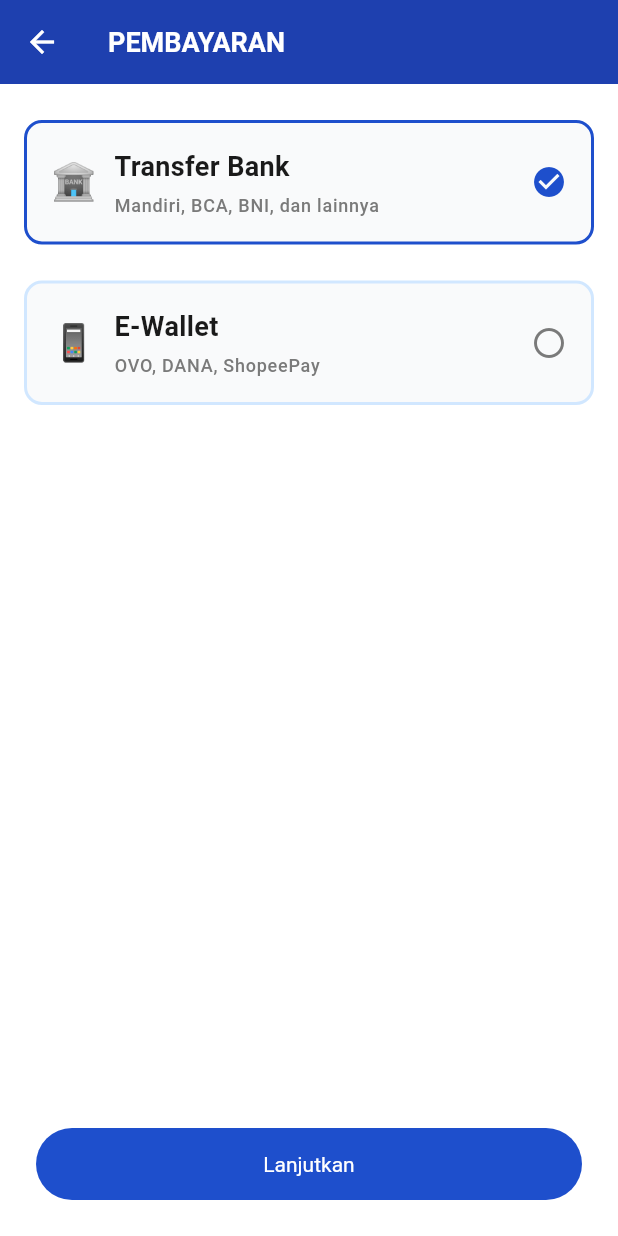
After one commit to Arnold231110087/TugasFrontEndMobile, a Flutter app: the BankPage screen opened directly, after a tap on "Transfer Bank", on a phone screen of 412 x 824 dp. The commit adds this screen. Run offline on Flutter 3.47's test engine with Material 3 defaults, Android fonts, the phone set to English and light mode, and no system bars; our stand-ins replace shared_preferences; accounts and stored records are empty.

Commit message:
Bank page is done

```diff
--- a/lib/components/chat_bubble_component.dart
+++ b/lib/components/chat_bubble_component.dart
@@ -1,6 +1,7 @@
 import 'package:flutter/material.dart';
 import 'package:provider/provider.dart';
 import '../providers/theme_provider.dart';
+import '../pages/bank_page.dart';
 import '../utils/rupiah_format.dart';
 
 class ChatBubble extends StatefulWidget {
@@ -63,7 +64,7 @@ class _ChatBubbleState extends State<ChatBubble> {
                 text: 'menolak',
                 style: TextStyle(
                   fontWeight: FontWeight.bold,
-                  color: Colors.red,
+                  color: Colors.red.shade800,
                 ),
               ),
               TextSpan(text: ' transaksi dari '),
@@ -142,7 +143,7 @@ class _ChatBubbleState extends State<ChatBubble> {
                                   alignment: Alignment.center,
                                   decoration: BoxDecoration(
                                     borderRadius: BorderRadius.circular(8),
-                                    color: Colors.red,
+                                    color: Colors.red.shade800,
                                   ),
                                   child: Text('Tolak', style: theme.textTheme.displayMedium),
                               ),
@@ -151,10 +152,17 @@ class _ChatBubbleState extends State<ChatBubble> {
                           const SizedBox(width: 8),
                           Expanded(
                             child: GestureDetector(
-                              onTap: () {
-                                setState(() {
-                                  chat['type'] = 'accepted';
-                                });
+                              onTap: () async {
+                                final bool? payed = await Navigator.push(
+                                  context,
+                                  MaterialPageRoute(builder: (_) => const BankPage()),
+                                );
+
+                                if (payed == true) {
+                                  setState(() {
+                                    chat['type'] = 'accepted';
+                                  });
+                                }
                               },
                               child: Container(
                                 padding: const EdgeInsets.symmetric(vertical: 8),
--- a/lib/main.dart
+++ b/lib/main.dart
@@ -77,9 +77,9 @@ class MyApp extends StatelessWidget {
           displayLarge: TextStyle(color: Color(0xFFE0E0E0), fontSize: 18),
           displayMedium: TextStyle(color: Color(0xFFE0E0E0), fontSize: 14),
           displaySmall: TextStyle(color: Color(0xFFE0E0E0), fontSize: 12),
-          headlineLarge: TextStyle(color: Color(0xFF8AB4F8), fontSize: 18),
-          headlineMedium: TextStyle(color: Color(0xFF8AB4F8), fontSize: 14),
-          headlineSmall: TextStyle(color: Color(0xFF8AB4F8), fontSize: 12),
+          headlineLarge: TextStyle(color: Color(0xFF5A8CD1), fontSize: 18),
+          headlineMedium: TextStyle(color: Color(0xFF5A8CD1), fontSize: 14),
+          headlineSmall: TextStyle(color: Color(0xFF5A8CD1), fontSize: 12),
           bodyLarge: TextStyle(color: Color(0xFFE0E0E0), fontSize: 18),
           bodyMedium: TextStyle(color: Color(0xFFE0E0E0), fontSize: 14),
           bodySmall: TextStyle(color: Color(0xFFE0E0E0), fontSize: 12),
--- /dev/null
+++ b/lib/pages/bank_page.dart
@@ -0,0 +1,152 @@
+import 'package:flutter/material.dart';
+// import 'payment_detail_page.dart';
+
+class BankPage extends StatefulWidget {
+  const BankPage({super.key});
+
+  @override
+  State<BankPage> createState() => _BankPageState();
+}
+
+class _BankPageState extends State<BankPage> {
+  String selectedPayment = '';
+
+  final List<Map<String, dynamic>> payments = [
+    {
+      'name': 'Transfer Bank',
+      'icon': '🏦',
+      'description': 'Mandiri, BCA, BNI, dan lainnya',
+      'options': [
+        {'name': 'BCA Mobile', 'icon': 'images/bca.png', 'url': 'https://www.bca.co.id'},
+        {'name': 'BNI M-Banking', 'icon': 'images/bni.png', 'url': 'https://www.bni.co.id'},
+        {'name': 'BRI Mobile', 'icon': 'images/bri.png', 'url': 'https://www.bri.co.id'},
+        {'name': 'Mandiri', 'icon': 'images/mandiri.png', 'url': 'https://www.bankmandiri.co.id'},
+      ],
+    },
+    {
+      'name': 'E-Wallet',
+      'icon': '📱',
+      'description': 'OVO, DANA, ShopeePay',
+      'options': [
+        {'name': 'OVO', 'icon': 'images/ovo.png', 'url': 'https://www.ovo.id'},
+        {'name': 'Dana', 'icon': 'images/dana.png', 'url': 'https://www.dana.id'},
+        {'name': 'Shopee Pay', 'icon': 'images/shopeepay.png', 'url': 'https://shopee.co.id'},
+      ],
+    },
+  ];
+
+  @override
+  Widget build(BuildContext context) {
+    final ThemeData theme = Theme.of(context);
+
+    return Scaffold(
+      backgroundColor: theme.scaffoldBackgroundColor,
+      appBar: AppBar(
+        automaticallyImplyLeading: true,
+        title: Text(
+          'PEMBAYARAN',
+          style: TextStyle(
+            fontWeight: FontWeight.bold,
+            fontSize: theme.textTheme.displayLarge!.fontSize,
+            color: theme.textTheme.displayLarge!.color,
+          ),
+        ),
+      ),
+      body: Column(
+        children: [
+          Expanded(
+            child: ListView.separated(
+              padding: const EdgeInsets.symmetric(
+                horizontal: 16,
+                vertical: 24,
+              ),
+              itemCount: payments.length,
+              separatorBuilder: (_, __) => const SizedBox(height: 24),
+              itemBuilder: (context, index) {
+                final Map<String, dynamic> method = payments[index];
+                final isSelected = selectedPayment == method['name'];
+
+                return GestureDetector(
+                  onTap: () {
+                    setState(() {
+                      if (isSelected) {
+                        selectedPayment = '';
+                      } else {
+                        selectedPayment = method['name']!;
+                      }
+                    });
+                  },
+                  child: Container(
+                    padding: const EdgeInsets.all(16),
+                    decoration: BoxDecoration(
+                      color: theme.cardColor,
+                      borderRadius: BorderRadius.circular(12),
+                      border: Border.all(
+                        color: isSelected ? theme.textTheme.headlineSmall!.color! : theme.dividerColor,
+                        width: 2,
+                      ),
+                    ),
+                    child: Row(
+                      children: [
+                        Text(
+                          method['icon'],
+                          style: const TextStyle(fontSize: 24),
+                        ),
+                        const SizedBox(width: 12),
+                        Expanded(
+                          child: Column(
+                            crossAxisAlignment: CrossAxisAlignment.start,
+                            children: [
+                              Text(
+                                method['name'],
+                                style: TextStyle(
+                                  fontWeight: FontWeight.bold,
+                                  fontSize: theme.textTheme.bodyLarge!.fontSize,
+                                  color: theme.textTheme.bodyLarge!.color,
+                                ),
+                              ),
+                              const SizedBox(height: 4),
+                              Text(
+                                method['description']!,
+                                style: theme.textTheme.labelSmall,
+                              ),
+                            ],
+                          ),
+                        ),
+                        Icon(
+                          isSelected ? Icons.check_circle : Icons.radio_button_unchecked,
+                          color: isSelected ? theme.textTheme.headlineSmall!.color : theme.textTheme.labelSmall!.color,
+                        ),
+                      ],
+                    ),
+                  ),
+                );
+              },
+            ),
+          ),
+          if (selectedPayment.isNotEmpty)
+            Container(
+              padding: const EdgeInsets.all(24),
+              width: double.infinity,
+              child: TextButton(
+                onPressed: () {
+                  // Navigator.push(
+                  //   context,
+                  //   MaterialPageRoute(builder: (_) => PaymentDetailPage(category: selected['category']!)),
+                  // );
+                },
+                style: TextButton.styleFrom(
+                  backgroundColor: theme.textTheme.headlineSmall!.color,
+                  foregroundColor: theme.textTheme.displaySmall!.color,
+                  textStyle: theme.textTheme.displayMedium,
+                  shape: RoundedRectangleBorder(borderRadius: BorderRadius.circular(24)),
+                  minimumSize: const Size.fromHeight(48),
+                ),
+                child: const Text('Lanjutkan'),
+              ),
+          ),
+        ],
+      ),
+    );
+  }
+}
```
